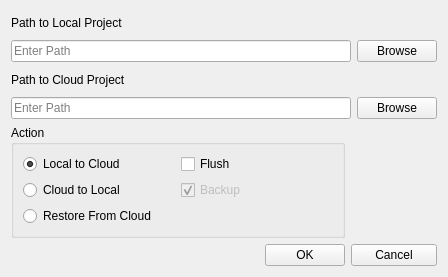
Qt form lib/rapuma/dialog/menu_project_cloud_dlg.ui (sillsdev/rapuma) before a commit.
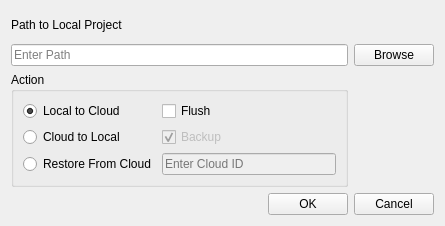
The same form after that commit.

Commit message: finished drafting cloud dialog - testing

What changed in the file:
```diff
--- a/lib/rapuma/dialog/menu_project_cloud_dlg.ui
+++ b/lib/rapuma/dialog/menu_project_cloud_dlg.ui
@@ -6,14 +6,14 @@
    <rect>
     <x>0</x>
     <y>0</y>
-    <width>448</width>
-    <height>277</height>
+    <width>445</width>
+    <height>226</height>
    </rect>
   </property>
   <property name="windowTitle">
    <string>Rapuma - Manage Cloud</string>
   </property>
-  <layout class="QGridLayout" name="gridLayout_2">
+  <layout class="QGridLayout" name="gridLayout">
    <item row="0" column="0">
     <widget class="QLabel" name="labelPathLocal">
      <property name="text">
@@ -21,17 +21,7 @@
      </property>
     </widget>
    </item>
-   <item row="1" column="0" colspan="3">
-    <widget class="QLineEdit" name="lineEditProjectLocal">
-     <property name="toolTip">
-      <string>Enter the path to the local project</string>
-     </property>
-     <property name="placeholderText">
-      <string>Enter Path</string>
-     </property>
-    </widget>
-   </item>
-   <item row="1" column="3">
+   <item row="1" column="2">
     <widget class="QPushButton" name="pushButtonLocalBrowse">
      <property name="toolTip">
       <string>Browse to an existing local project</string>
@@ -41,34 +31,37 @@
      </property>
     </widget>
    </item>
-   <item row="2" column="0">
-    <widget class="QLabel" name="labelPathCloud">
-     <property name="text">
-      <string>Path to Cloud Project</string>
+   <item row="3" column="0">
+    <spacer name="horizontalSpacer">
+     <property name="orientation">
+      <enum>Qt::Horizontal</enum>
      </property>
-    </widget>
+     <property name="sizeHint" stdset="0">
+      <size>
+       <width>40</width>
+       <height>20</height>
+      </size>
+     </property>
+    </spacer>
    </item>
-   <item row="3" column="0" colspan="3">
-    <widget class="QLineEdit" name="lineEditProjectCloud">
+   <item row="3" column="1">
+    <widget class="QPushButton" name="pushButtonOk">
      <property name="toolTip">
       <string>Enter the path to the cloud project</string>
      </property>
-     <property name="placeholderText">
-      <string>Enter Path</string>
+     <property name="text">
+      <string>OK</string>
      </property>
     </widget>
    </item>
-   <item row="3" column="3">
-    <widget class="QPushButton" name="pushButtonCloudBrowse">
-     <property name="toolTip">
-      <string>Browse to a project in the cloud</string>
-     </property>
+   <item row="3" column="2">
+    <widget class="QPushButton" name="pushButtonCancel">
      <property name="text">
-      <string>Browse</string>
+      <string>Cancel</string>
      </property>
     </widget>
    </item>
-   <item row="4" column="0" colspan="2">
+   <item row="2" column="0" colspan="2">
     <widget class="QGroupBox" name="groupBoxAction">
      <property name="toolTip">
       <string>Define the action to be taken</string>
@@ -76,7 +69,7 @@
      <property name="title">
       <string>Action</string>
      </property>
-     <layout class="QGridLayout" name="gridLayout">
+     <layout class="QGridLayout" name="gridLayout_2">
       <item row="0" column="0">
        <widget class="QRadioButton" name="radioButtonPush">
         <property name="toolTip">
@@ -90,26 +83,6 @@
         </property>
        </widget>
       </item>
-      <item row="1" column="0">
-       <widget class="QRadioButton" name="radioButtonPull">
-        <property name="toolTip">
-         <string>Update the local project with data pulled from the cloud</string>
-        </property>
-        <property name="text">
-         <string>Cloud to Local</string>
-        </property>
-       </widget>
-      </item>
-      <item row="2" column="0">
-       <widget class="QRadioButton" name="radioButtonRestore">
-        <property name="toolTip">
-         <string>Add a new local project with data from the cloud</string>
-        </property>
-        <property name="text">
-         <string>Restore From Cloud</string>
-        </property>
-       </widget>
-      </item>
       <item row="0" column="1">
        <widget class="QCheckBox" name="checkBoxFlush">
         <property name="enabled">
@@ -123,6 +96,16 @@
         </property>
        </widget>
       </item>
+      <item row="1" column="0">
+       <widget class="QRadioButton" name="radioButtonPull">
+        <property name="toolTip">
+         <string>Update the local project with data pulled from the cloud</string>
+        </property>
+        <property name="text">
+         <string>Cloud to Local</string>
+        </property>
+       </widget>
+      </item>
       <item row="1" column="1">
        <widget class="QCheckBox" name="checkBoxBackup">
         <property name="enabled">
@@ -139,36 +122,39 @@
         </property>
        </widget>
       </item>
+      <item row="2" column="0">
+       <widget class="QRadioButton" name="radioButtonRestore">
+        <property name="toolTip">
+         <string>Add a new local project with data from the cloud</string>
+        </property>
+        <property name="text">
+         <string>Restore From Cloud</string>
+        </property>
+       </widget>
+      </item>
+      <item row="2" column="1">
+       <widget class="QLineEdit" name="lineEditProjectCloudId">
+        <property name="enabled">
+         <bool>false</bool>
+        </property>
+        <property name="toolTip">
+         <string>Enter a cloud project ID to restore</string>
+        </property>
+        <property name="placeholderText">
+         <string>Enter Cloud ID</string>
+        </property>
+       </widget>
+      </item>
      </layout>
     </widget>
    </item>
-   <item row="5" column="0">
-    <spacer name="horizontalSpacer">
-     <property name="orientation">
-      <enum>Qt::Horizontal</enum>
-     </property>
-     <property name="sizeHint" stdset="0">
-      <size>
-       <width>40</width>
-       <height>20</height>
-      </size>
-     </property>
-    </spacer>
-   </item>
-   <item row="5" column="1">
-    <widget class="QPushButton" name="pushButtonOk">
+   <item row="1" column="0" colspan="2">
+    <widget class="QLineEdit" name="lineEditProjectLocal">
      <property name="toolTip">
       <string>Remove a selected project</string>
      </property>
-     <property name="text">
-      <string>OK</string>
-     </property>
-    </widget>
-   </item>
-   <item row="5" column="2" colspan="2">
-    <widget class="QPushButton" name="pushButtonCancel">
-     <property name="text">
-      <string>Cancel</string>
+     <property name="placeholderText">
+      <string>Enter Path</string>
      </property>
     </widget>
    </item>
```
Left out of the diff: 47 changed lines with no effect on the pictures. The commit also changes 10 other files.
